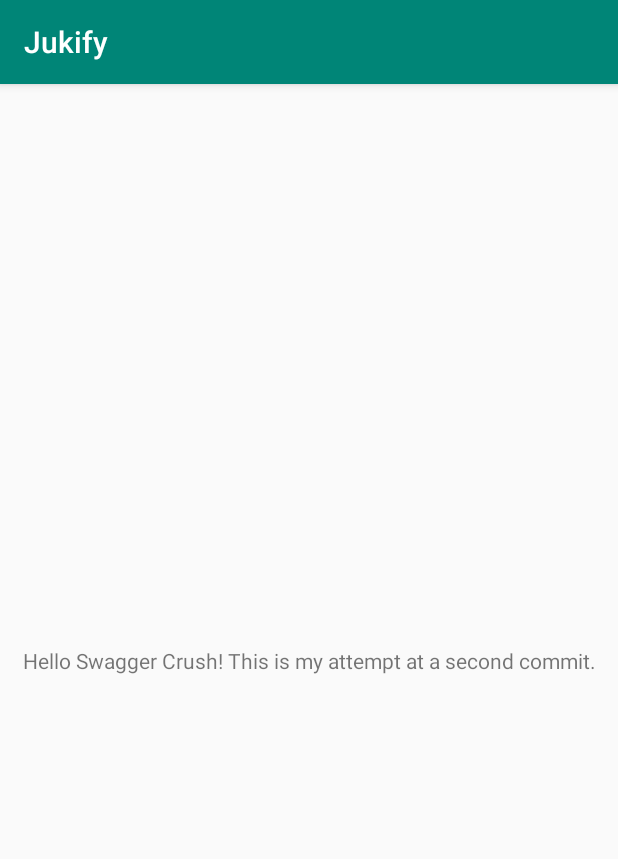
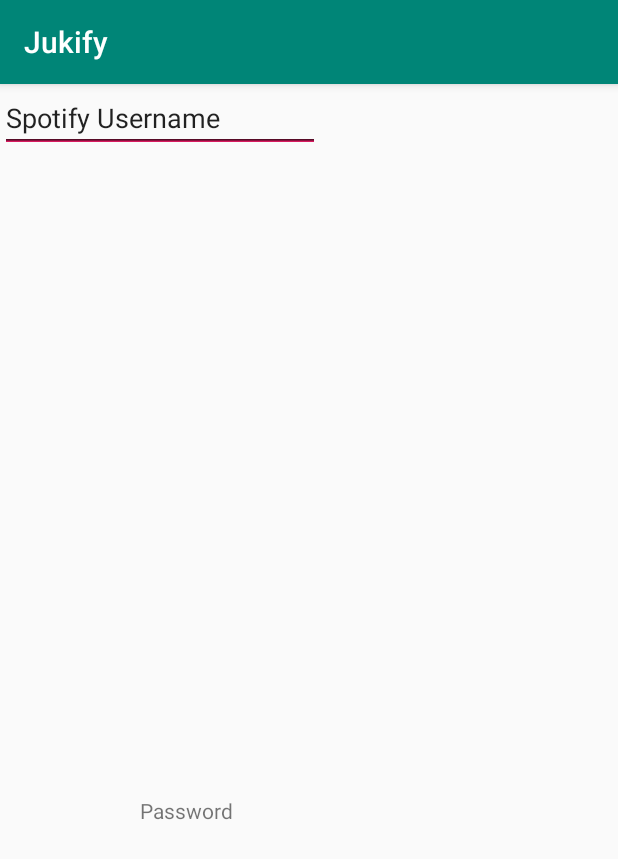
Before and after one commit to rtorres678/Jukify, an Android app: the screen it shows after launch (Login), on a phone screen of 412 x 824 dp. Shown: the top 859 px of the screen. Run offline under Robolectric (Android 15) with nearby library versions, the phone set to English and light mode, and no system bars.

Commit message:
Push attempt

```diff
--- a/app/src/main/res/layout/activity_login.xml
+++ b/app/src/main/res/layout/activity_login.xml
@@ -9,10 +9,31 @@
     <TextView
         android:layout_width="wrap_content"
         android:layout_height="wrap_content"
-        android:text="Hello Swagger Crush! This is my attempt at a second commit."
+        android:text="Password"
         app:layout_constraintBottom_toBottomOf="parent"
+        app:layout_constraintHorizontal_bias="0.266"
         app:layout_constraintLeft_toLeftOf="parent"
         app:layout_constraintRight_toRightOf="parent"
-        app:layout_constraintTop_toTopOf="parent" />
+        app:layout_constraintTop_toTopOf="parent"
+        app:layout_constraintVertical_bias="0.634" />
+
+    <EditText
+        android:id="@+id/editText"
+        android:layout_width="wrap_content"
+        android:layout_height="wrap_content"
+        android:ems="10"
+        android:inputType="textPersonName"
+        android:text="Spotify Username"
+        tools:layout_editor_absoluteX="84dp"
+        tools:layout_editor_absoluteY="157dp" />
+
+    <EditText
+        android:id="@+id/editText2"
+        android:layout_width="wrap_content"
+        android:layout_height="wrap_content"
+        android:ems="10"
+        android:inputType="textPassword"
+        tools:layout_editor_absoluteX="84dp"
+        tools:layout_editor_absoluteY="256dp" />
 
 </android.support.constraint.ConstraintLayout>
```
